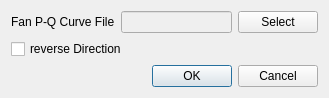
Before: the Qt Designer form view/setup/boundary_conditions/fan_dialog.ui in nextfoam/baram, drawn with Qt 5.
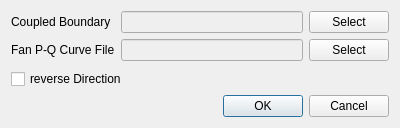
After: the same form once the commit is applied.

Commit message: #20, #36 Boundary Conditions 페이지 UI 변경 #22 coupled boundary를 가지는 boundary conditions 설정 polyMesh/boundary 파일에 작성 신규 프로젝트에 Case wizard 설정 정보가 적용되지 않는 버그 수정

Diff of the .ui file:
```diff
--- a/view/setup/boundary_conditions/fan_dialog.ui
+++ b/view/setup/boundary_conditions/fan_dialog.ui
@@ -6,10 +6,16 @@
    <rect>
     <x>0</x>
     <y>0</y>
-    <width>329</width>
-    <height>98</height>
+    <width>400</width>
+    <height>128</height>
    </rect>
   </property>
+  <property name="minimumSize">
+   <size>
+    <width>400</width>
+    <height>0</height>
+   </size>
+  </property>
   <property name="windowTitle">
    <string>Fan Boundary Condition</string>
   </property>
@@ -30,8 +36,8 @@
        <number>0</number>
       </property>
       <item>
-       <widget class="QWidget" name="spatialDistribution" native="true">
-        <layout class="QHBoxLayout" name="horizontalLayout">
+       <widget class="QWidget" name="widget" native="true">
+        <layout class="QGridLayout" name="gridLayout">
          <property name="leftMargin">
           <number>0</number>
          </property>
@@ -44,27 +50,48 @@
          <property name="bottomMargin">
           <number>0</number>
          </property>
-         <item>
-          <widget class="QLabel" name="label_7">
+         <item row="3" column="0">
+          <widget class="QLabel" name="label">
            <property name="text">
             <string>Fan P-Q Curve File</string>
            </property>
           </widget>
          </item>
-         <item>
-          <widget class="QLineEdit" name="fanPQCurveFileName">
-           <property name="enabled">
-            <bool>false</bool>
-           </property>
-          </widget>
-         </item>
-         <item>
+         <item row="3" column="2">
           <widget class="QPushButton" name="fanPQCurveFileSelect">
            <property name="text">
             <string>Select</string>
            </property>
           </widget>
          </item>
+         <item row="3" column="1">
+          <widget class="QLineEdit" name="fanPQCurveFileName">
+           <property name="enabled">
+            <bool>false</bool>
+           </property>
+          </widget>
+         </item>
+         <item row="0" column="0">
+          <widget class="QLabel" name="label_2">
+           <property name="text">
+            <string>Coupled Boundary</string>
+           </property>
+          </widget>
+         </item>
+         <item row="0" column="1">
+          <widget class="QLineEdit" name="coupledBoundary">
+           <property name="enabled">
+            <bool>false</bool>
+           </property>
+          </widget>
+         </item>
+         <item row="0" column="2">
+          <widget class="QPushButton" name="coupledBoundarySelect">
+           <property name="text">
+            <string>Select</string>
+           </property>
+          </widget>
+         </item>
         </layout>
        </widget>
       </item>
```
The commit also changes 37 other files.
